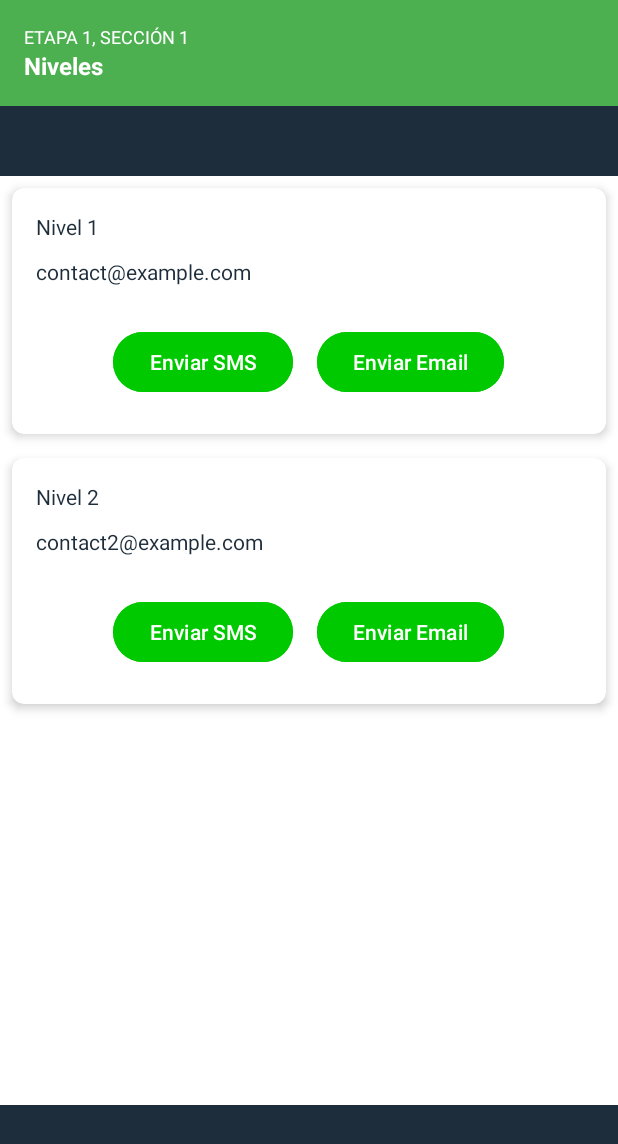
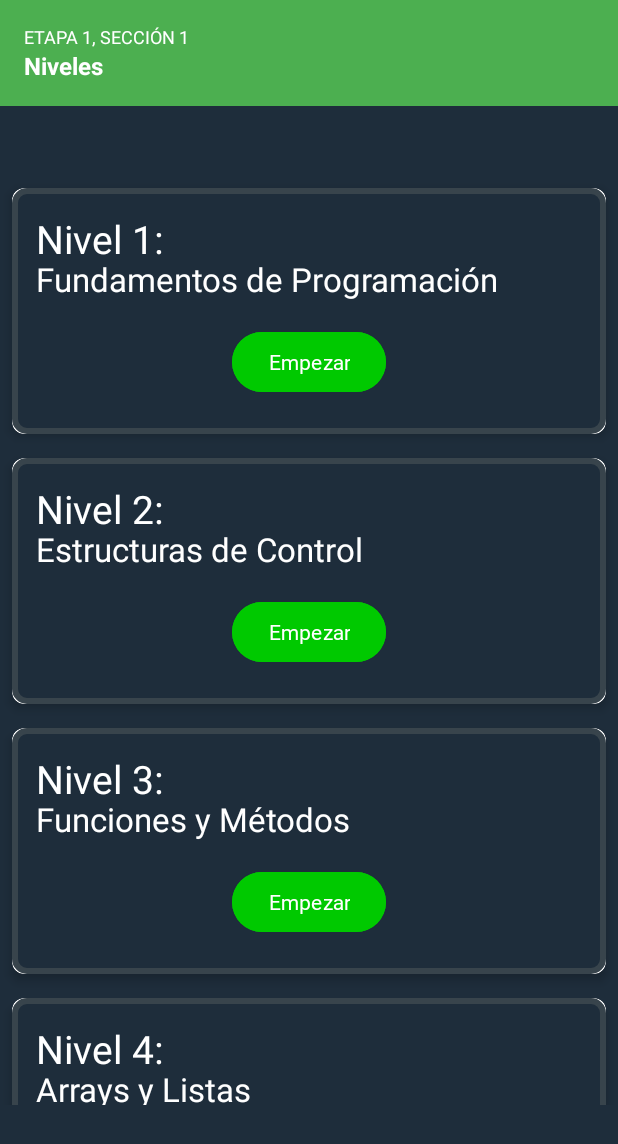
Before and after one commit to Rober1088/CQuest, an Android app: the MainActivity screen opened directly, with no data from a screen before it, on a phone screen of 412 x 824 dp. Shown: the top 1144 px of the screen. Run offline under Robolectric (Android 15) with nearby library versions, the phone set to English and light mode, and no system bars.

Commit message:
Se agregaron la lista de Niveles

```diff
--- a/app/src/main/java/com/example/cquest/ListAdapter.kt
+++ b/app/src/main/java/com/example/cquest/ListAdapter.kt
@@ -15,18 +15,16 @@ class LevelAdapter(
     private val onItemClick: (Level) -> Unit) : RecyclerView.Adapter<LevelAdapter.LevelViewHolder>() {
 
     inner class LevelViewHolder(itemView: View) : RecyclerView.ViewHolder(itemView) {
-        private val name: TextView = itemView.findViewById(R.id.name)
-        private val contactEmail: TextView = itemView.findViewById(R.id.contactEmail)
+        private val Nivel: TextView = itemView.findViewById(R.id.Nivel)
+        private val Tema: TextView = itemView.findViewById(R.id.Tema)
         private val startLevelButton: Button = itemView.findViewById(R.id.Iniciar_Nivel)
-        private val sendEmailButton: Button = itemView.findViewById(R.id.SendEmailButton)
+
 
         fun bind(level: Level) {
-            name.text = level.name
-            contactEmail.text = level.email
+            Nivel.text = level.Nivel
+            Tema.text = level.Tema
             startLevelButton.setOnClickListener { onItemClick(level) }
-            sendEmailButton.setOnClickListener {
 
-            }
         }
     }
 
--- a/app/src/main/java/com/example/cquest/ListLevel.kt
+++ b/app/src/main/java/com/example/cquest/ListLevel.kt
@@ -1,3 +1,3 @@
 package com.example.cquest
 
-data class Level(val name: String, val email: String)
+data class Level(val Nivel: String, val Tema: String)
--- a/app/src/main/java/com/example/cquest/MainActivity.kt
+++ b/app/src/main/java/com/example/cquest/MainActivity.kt
@@ -34,8 +34,12 @@ class MainActivity : AppCompatActivity() {
     private fun loadLevels(): List<Level> {
         // Implementa esta función para devolver la lista de niveles
         return listOf(
-            Level("Nivel 1", "contact@example.com"),
-            Level("Nivel 2", "contact2@example.com")
+            Level("Nivel 1:", "Fundamentos de Programación"),
+            Level("Nivel 2:", "Estructuras de Control"),
+            Level("Nivel 3:", "Funciones y Métodos"),
+            Level("Nivel 4:", "Arrays y Listas"),
+            Level("Nivel 5:", "Punteros"),
+
             // Agrega más niveles aquí
         )
     }
--- /dev/null
+++ b/app/src/main/res/drawable/cardview_border.xml
@@ -0,0 +1,13 @@
+<?xml version="1.0" encoding="utf-8"?>
+<shape xmlns:android="http://schemas.android.com/apk/res/android">
+    <!-- Fondo del CardView -->
+    <solid android:color="@color/Azul"/>
+
+    <!-- Borde del CardView -->
+    <stroke
+        android:width="4dp"
+        android:color="@color/gris"/>
+
+    <!-- Radio de las esquinas del CardView -->
+    <corners android:radius="8dp"/>
+</shape>
--- a/app/src/main/res/layout/activity_level_list.xml
+++ b/app/src/main/res/layout/activity_level_list.xml
@@ -5,27 +5,32 @@
     android:layout_width="wrap_content"
     android:layout_height="wrap_content"
     android:layout_margin="8dp"
-    android:background="@color/Azul"
+    android:background="@drawable/cardview_border"
     card_view:cardCornerRadius="8dp"
     card_view:cardElevation="4dp"
     android:gravity="center">
 
     <LinearLayout
+        android:background="@drawable/cardview_border"
         android:layout_width="match_parent"
         android:layout_height="wrap_content"
         android:orientation="vertical"
         android:padding="16dp">
 
         <TextView
-            android:id="@+id/name"
+            android:id="@+id/Nivel"
             android:layout_width="368dp"
             android:layout_height="30dp"
-            android:textColor="@color/Azul" />
+            android:textColor="@color/white"
+            android:textSize="26dp"
+            />
         <TextView
-            android:id="@+id/contactEmail"
+            android:id="@+id/Tema"
             android:layout_width="368dp"
             android:layout_height="30dp"
-            android:textColor="@color/Azul" />
+            android:textColor="@color/white"
+            android:textSize="22dp"
+           />
 
         <LinearLayout
             android:layout_width="364dp"
@@ -40,17 +45,10 @@
                 android:layout_height="wrap_content"
                 android:layout_margin="8dp"
                 android:backgroundTint="@color/Verde"
-                android:text="Enviar SMS"
-                android:textColor="@color/white" />
+                android:text="Empezar"
+                android:textColor="@color/white"
+                android:fontFamily="@font/quinquefive"/>
 
-            <Button
-                android:id="@+id/SendEmailButton"
-                android:layout_width="wrap_content"
-                android:layout_height="wrap_content"
-                android:layout_margin="8dp"
-                android:backgroundTint="@color/Verde"
-                android:text="Enviar Email"
-                android:textColor="@color/white" />
 
 
 
--- a/app/src/main/res/layout/activity_login.xml
+++ b/app/src/main/res/layout/activity_login.xml
@@ -27,6 +27,7 @@
     <TextView
         android:layout_width="wrap_content"
         android:layout_height="wrap_content"
+        android:gravity="center"
         android:text="¡La forma divertida, efectiva y gratis de aprender a programar!"
         android:textColor="#B0BEC5"
         android:textSize="16sp"
--- a/app/src/main/res/layout/activity_main.xml
+++ b/app/src/main/res/layout/activity_main.xml
@@ -43,6 +43,7 @@
     </RelativeLayout>
 
     <androidx.recyclerview.widget.RecyclerView
+        android:backgroundTint="@color/Azul"
         android:id="@+id/recyclerView"
         android:layout_width="match_parent"
         android:layout_height="528dp"
--- a/app/src/main/res/values/colors.xml
+++ b/app/src/main/res/values/colors.xml
@@ -4,4 +4,5 @@
     <color name="white">#FFFFFFFF</color>
     <color name="Azul">#1E2D3B</color>
     <color name="Verde">#00C900</color>
+    <color name="gris">#38444c</color>
 </resources>
```
